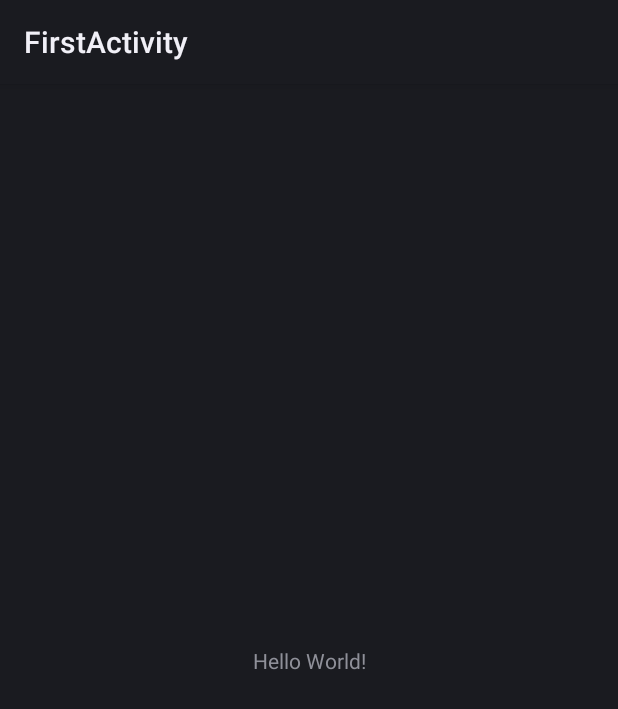
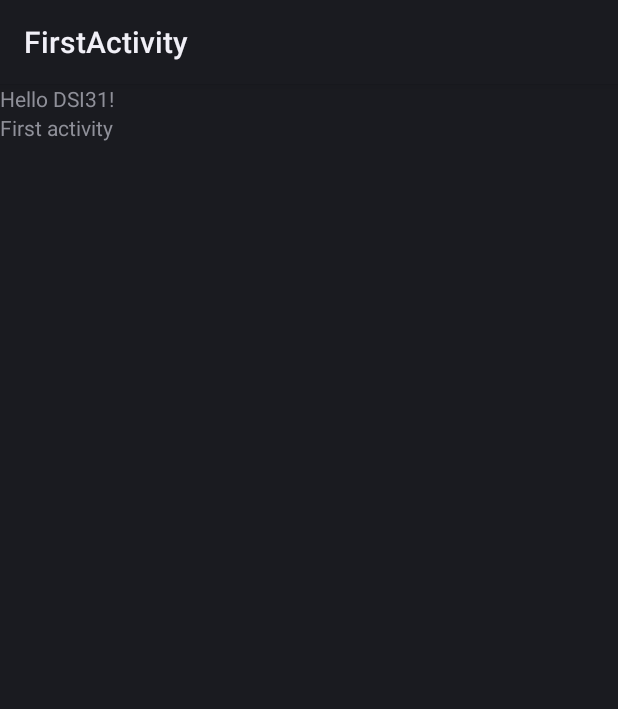
Before and after one commit to MyDevMobileCourse/FirstActivity, an Android app: the layout activity_main.xml on its own in the app's theme, with its tools: preview values and no code run, on a phone screen of 412 x 824 dp. Shown: the top 709 px of the screen. Run offline under Robolectric (Android 15) with nearby library versions, the phone set to English and light mode, and no system bars.

Commit message:
change layout and add textview

```diff
--- a/app/src/main/res/layout/activity_main.xml
+++ b/app/src/main/res/layout/activity_main.xml
@@ -1,7 +1,8 @@
 <?xml version="1.0" encoding="utf-8"?>
-<androidx.constraintlayout.widget.ConstraintLayout xmlns:android="http://schemas.android.com/apk/res/android"
+<LinearLayout xmlns:android="http://schemas.android.com/apk/res/android"
     xmlns:app="http://schemas.android.com/apk/res-auto"
     xmlns:tools="http://schemas.android.com/tools"
+    android:orientation="vertical"
     android:layout_width="match_parent"
     android:layout_height="match_parent"
     tools:context=".MainActivity">
@@ -9,10 +10,18 @@
     <TextView
         android:layout_width="wrap_content"
         android:layout_height="wrap_content"
-        android:text="Hello World!"
+        android:text="Hello DSI31!"
+        app:layout_constraintBottom_toBottomOf="parent"
+        app:layout_constraintEnd_toEndOf="parent"
+        app:layout_constraintStart_toStartOf="parent"
+        app:layout_constraintTop_toTopOf="parent" />
+    <TextView
+        android:layout_width="wrap_content"
+        android:layout_height="wrap_content"
+        android:text="First activity"
         app:layout_constraintBottom_toBottomOf="parent"
         app:layout_constraintEnd_toEndOf="parent"
         app:layout_constraintStart_toStartOf="parent"
         app:layout_constraintTop_toTopOf="parent" />
 
-</androidx.constraintlayout.widget.ConstraintLayout>
+</LinearLayout>
```
